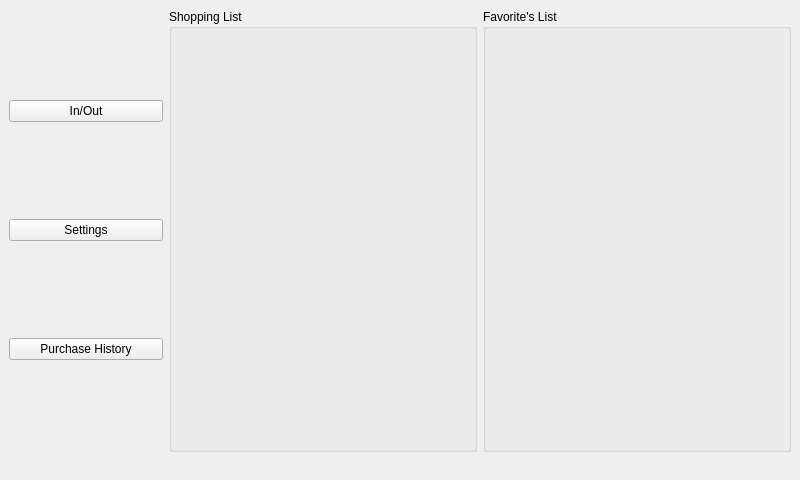
The window that mainWindow.ui (addisonElliott/SmartShopTouchScreen) describes before a commit, drawn with Qt 5.
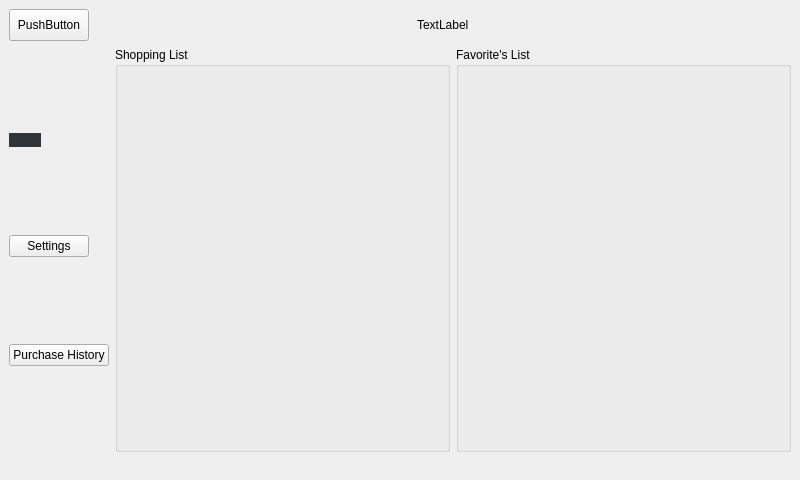
The same window after the commit. Icons and pictures are not drawn.

Commit message: Added qdarkstyle. Added Plus Icon.

```diff
--- a/mainWindow.ui
+++ b/mainWindow.ui
@@ -35,46 +35,213 @@
    <bool>false</bool>
   </property>
   <widget class="QWidget" name="centralwidget">
-   <layout class="QHBoxLayout" name="horizontalLayout_2" stretch="1,2,2">
-    <item>
-     <layout class="QVBoxLayout" name="verticalLayout">
+   <property name="sizePolicy">
+    <sizepolicy hsizetype="Maximum" vsizetype="Preferred">
+     <horstretch>0</horstretch>
+     <verstretch>0</verstretch>
+    </sizepolicy>
+   </property>
+   <layout class="QGridLayout" name="gridLayout">
+    <item row="1" column="3">
+     <widget class="QGroupBox" name="groupBox_2">
+      <property name="title">
+       <string>Favorite's List</string>
+      </property>
+     </widget>
+    </item>
+    <item row="0" column="1" colspan="3">
+     <layout class="QHBoxLayout" name="horizontalLayout_2">
+      <property name="topMargin">
+       <number>0</number>
+      </property>
       <item>
        <widget class="QPushButton" name="pushButton_2">
+        <property name="sizePolicy">
+         <sizepolicy hsizetype="Fixed" vsizetype="Fixed">
+          <horstretch>0</horstretch>
+          <verstretch>0</verstretch>
+         </sizepolicy>
+        </property>
+        <property name="minimumSize">
+         <size>
+          <width>32</width>
+          <height>32</height>
+         </size>
+        </property>
         <property name="text">
-         <string>In/Out</string>
+         <string>PushButton</string>
         </property>
+        <property name="iconSize">
+         <size>
+          <width>32</width>
+          <height>32</height>
+         </size>
+        </property>
        </widget>
+      </item>
+      <item>
+       <spacer name="horizontalSpacer">
+        <property name="orientation">
+         <enum>Qt::Horizontal</enum>
+        </property>
+        <property name="sizeHint" stdset="0">
+         <size>
+          <width>40</width>
+          <height>20</height>
+         </size>
+        </property>
+       </spacer>
+      </item>
+      <item>
+       <widget class="QLabel" name="label">
+        <property name="text">
+         <string>TextLabel</string>
+        </property>
+       </widget>
+      </item>
+      <item>
+       <spacer name="horizontalSpacer_2">
+        <property name="orientation">
+         <enum>Qt::Horizontal</enum>
+        </property>
+        <property name="sizeHint" stdset="0">
+         <size>
+          <width>40</width>
+          <height>20</height>
+         </size>
+        </property>
+       </spacer>
+      </item>
+     </layout>
+    </item>
+    <item row="1" column="2">
+     <widget class="QGroupBox" name="groupBox">
+      <property name="title">
+       <string>Shopping List</string>
+      </property>
+     </widget>
+    </item>
+    <item row="1" column="1">
+     <layout class="QVBoxLayout" name="verticalLayout">
+      <property name="spacing">
+       <number>1</number>
+      </property>
+      <property name="sizeConstraint">
+       <enum>QLayout::SetMaximumSize</enum>
+      </property>
+      <item>
+       <spacer name="verticalSpacer">
+        <property name="orientation">
+         <enum>Qt::Vertical</enum>
+        </property>
+        <property name="sizeHint" stdset="0">
+         <size>
+          <width>20</width>
+          <height>40</height>
+         </size>
+        </property>
+       </spacer>
+      </item>
+      <item>
+       <widget class="QPushButton" name="InOutPB">
+        <property name="sizePolicy">
+         <sizepolicy hsizetype="Fixed" vsizetype="Fixed">
+          <horstretch>0</horstretch>
+          <verstretch>0</verstretch>
+         </sizepolicy>
+        </property>
+        <property name="styleSheet">
+         <string notr="true">background-color: #31363B;
+border: 0;</string>
+        </property>
+        <property name="text">
+         <string/>
+        </property>
+        <property name="icon">
+         <iconset>
+          <normaloff>Icons/GreenPlusIcon_Finished.png</normaloff>Icons/GreenPlusIcon_Finished.png</iconset>
+        </property>
+        <property name="iconSize">
+         <size>
+          <width>64</width>
+          <height>64</height>
+         </size>
+        </property>
+        <property name="checkable">
+         <bool>true</bool>
+        </property>
+        <property name="checked">
+         <bool>true</bool>
+        </property>
+       </widget>
+      </item>
+      <item>
+       <spacer name="verticalSpacer_3">
+        <property name="orientation">
+         <enum>Qt::Vertical</enum>
+        </property>
+        <property name="sizeHint" stdset="0">
+         <size>
+          <width>20</width>
+          <height>40</height>
+         </size>
+        </property>
+       </spacer>
       </item>
       <item>
        <widget class="QPushButton" name="pushButton_3">
+        <property name="sizePolicy">
+         <sizepolicy hsizetype="Maximum" vsizetype="Fixed">
+          <horstretch>0</horstretch>
+          <verstretch>0</verstretch>
+         </sizepolicy>
+        </property>
         <property name="text">
          <string>Settings</string>
         </property>
        </widget>
       </item>
+      <item>
+       <spacer name="verticalSpacer_4">
+        <property name="orientation">
+         <enum>Qt::Vertical</enum>
+        </property>
+        <property name="sizeHint" stdset="0">
+         <size>
+          <width>20</width>
+          <height>40</height>
+         </size>
+        </property>
+       </spacer>
+      </item>
       <item>
        <widget class="QPushButton" name="pushButton">
+        <property name="sizePolicy">
+         <sizepolicy hsizetype="Maximum" vsizetype="Fixed">
+          <horstretch>0</horstretch>
+          <verstretch>0</verstretch>
+         </sizepolicy>
+        </property>
         <property name="text">
          <string>Purchase History</string>
         </property>
        </widget>
       </item>
+      <item>
+       <spacer name="verticalSpacer_2">
+        <property name="orientation">
+         <enum>Qt::Vertical</enum>
+        </property>
+        <property name="sizeHint" stdset="0">
+         <size>
+          <width>20</width>
+          <height>40</height>
+         </size>
+        </property>
+       </spacer>
+      </item>
      </layout>
     </item>
-    <item>
-     <widget class="QGroupBox" name="groupBox">
-      <property name="title">
-       <string>Shopping List</string>
-      </property>
-     </widget>
-    </item>
-    <item>
-     <widget class="QGroupBox" name="groupBox_2">
-      <property name="title">
-       <string>Favorite's List</string>
-      </property>
-     </widget>
-    </item>
    </layout>
   </widget>
   <widget class="QStatusBar" name="statusbar">
```
Left out of the diff: 4 changed lines with no effect on the pictures. The commit also changes 3 other files.
